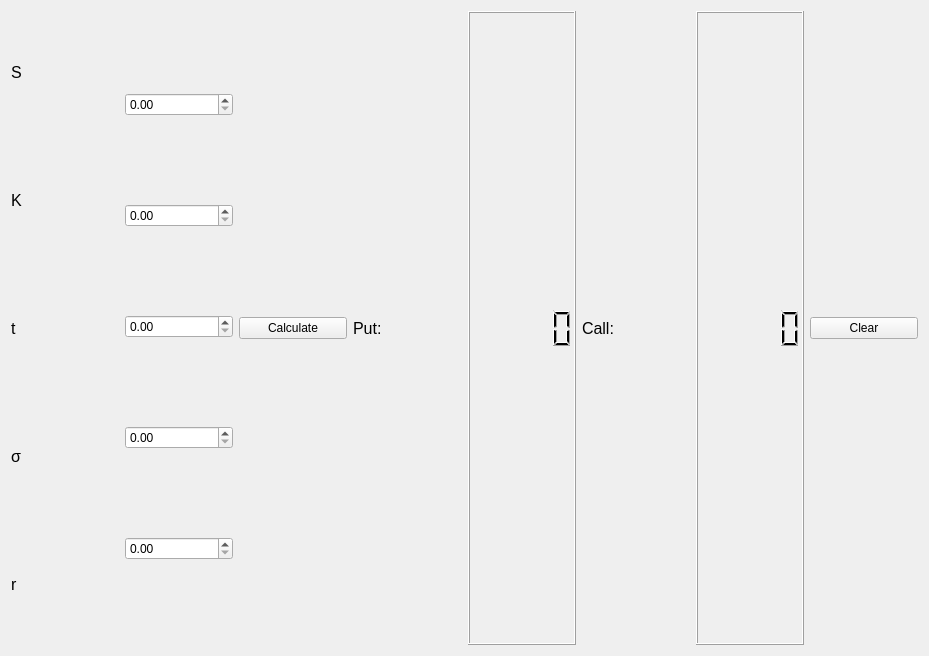
Above: OptionsPricing.ui from donovan680/BlackScholesPricing before the change. Below: the same form after it.
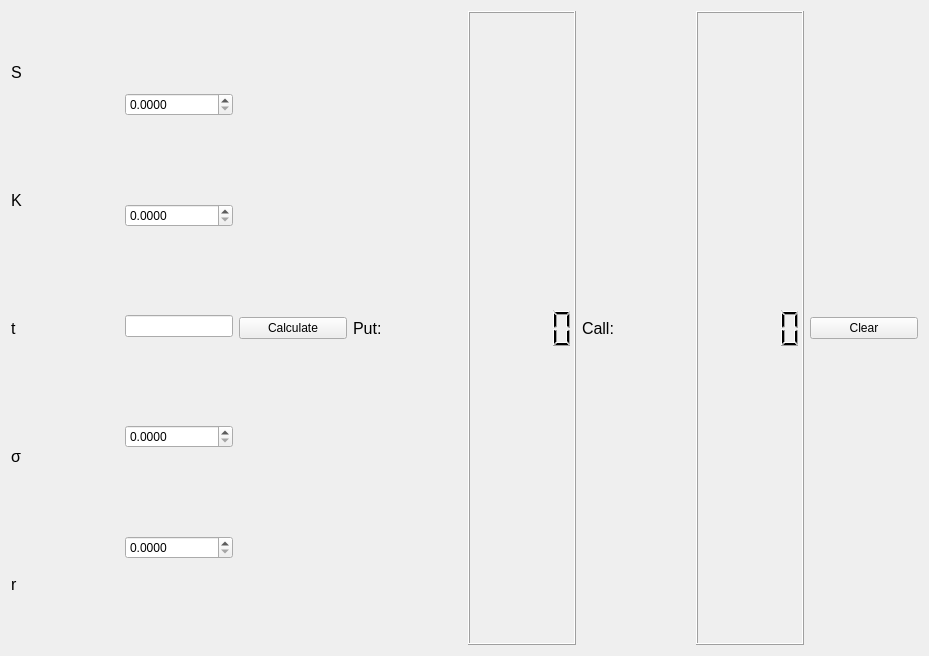
That is the form after the change.

Diff of the .ui file:
```diff
--- a/OptionsPricing.ui
+++ b/OptionsPricing.ui
@@ -81,19 +81,42 @@
    <item>
     <layout class="QVBoxLayout" name="verticalLayout_2">
      <item>
-      <widget class="QDoubleSpinBox" name="doubleSpinBoxS"/>
+      <widget class="QDoubleSpinBox" name="doubleSpinBoxS">
+       <property name="decimals">
+        <number>4</number>
+       </property>
+      </widget>
      </item>
      <item>
-      <widget class="QDoubleSpinBox" name="doubleSpinBoxK"/>
+      <widget class="QDoubleSpinBox" name="doubleSpinBoxK">
+       <property name="decimals">
+        <number>4</number>
+       </property>
+      </widget>
      </item>
      <item>
-      <widget class="QDoubleSpinBox" name="doubleSpinBoxT"/>
+      <widget class="QLineEdit" name="doubleSpinBoxT">
+       <property name="sizePolicy">
+        <sizepolicy hsizetype="Ignored" vsizetype="Fixed">
+         <horstretch>0</horstretch>
+         <verstretch>0</verstretch>
+        </sizepolicy>
+       </property>
+      </widget>
      </item>
      <item>
-      <widget class="QDoubleSpinBox" name="doubleSpinBoxO"/>
+      <widget class="QDoubleSpinBox" name="doubleSpinBoxO">
+       <property name="decimals">
+        <number>4</number>
+       </property>
+      </widget>
      </item>
      <item>
-      <widget class="QDoubleSpinBox" name="doubleSpinBoxR"/>
+      <widget class="QDoubleSpinBox" name="doubleSpinBoxR">
+       <property name="decimals">
+        <number>4</number>
+       </property>
+      </widget>
      </item>
     </layout>
    </item>
```
